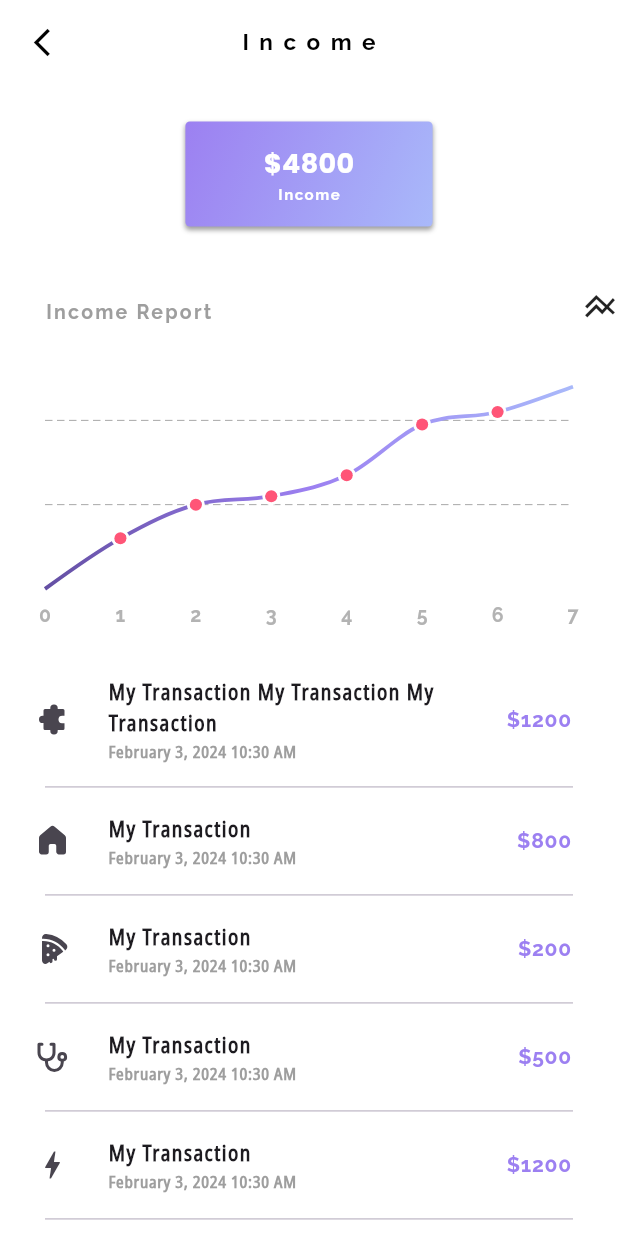
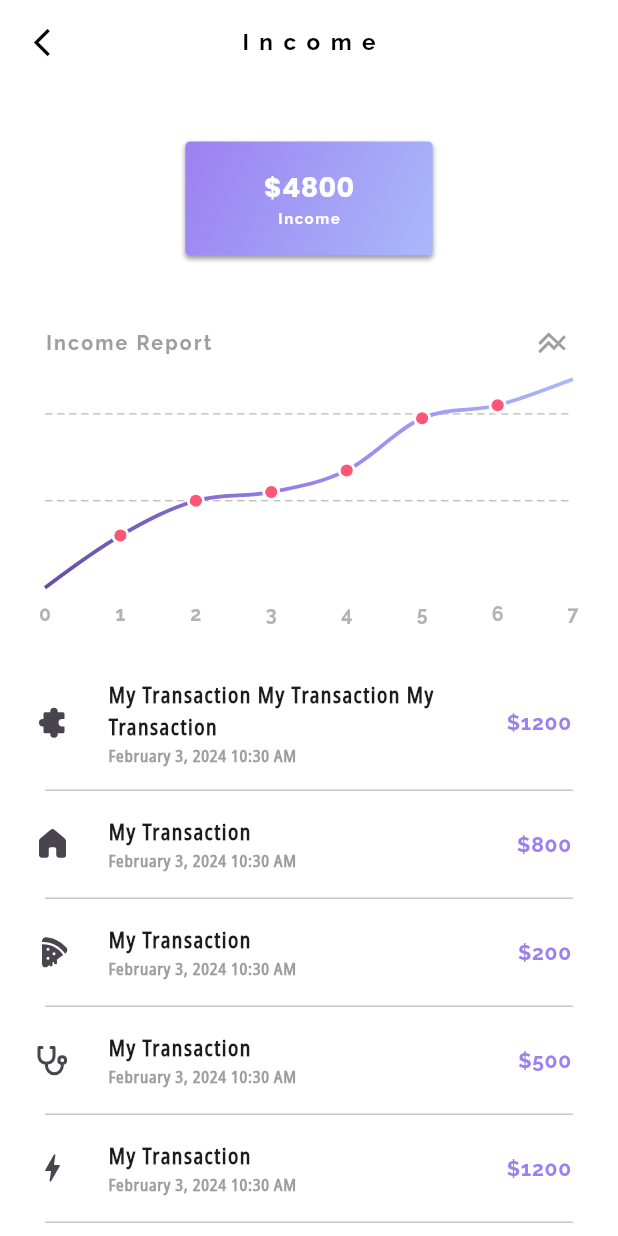
Before and after one commit to itsAliTahir/Expense-Tracker, a Flutter app: the screen it shows after launch, after a tap on an icon or button, on a phone screen of 412 x 824 dp. Run offline on Flutter 3.47's test engine with Material 3 defaults, Android fonts, the phone set to English and light mode, and no system bars; drawn by our look-alikes of animated_flip_counter, delayed_display, fl_chart, flutter_bounceable; our stand-ins replace fluentui_system_icons.

Commit message:
made almost responsive

```diff
--- a/lib/screens/home_screen/home_screen_body.dart
+++ b/lib/screens/home_screen/home_screen_body.dart
@@ -23,19 +23,20 @@ class _MyHomeScreenBodyState extends State<MyHomeScreenBody> {
 
   @override
   Widget build(BuildContext context) {
-    double screenHeight = MediaQuery.of(context).size.height;
     return Scaffold(
       key: _scaffoldKey,
       appBar: PreferredSize(
-          preferredSize: Size.fromHeight(56),
+          preferredSize: const Size.fromHeight(56),
           child: MyAppBar(OpenDrawer, "CASH BOOK")),
       drawer: const Drawer(),
-      body: const Column(children: [
-        MyCurrentBalance(),
-        MyIncomeExpenses(),
-        MySelectType(),
-        MyTransactionsList(),
-      ]),
+      body: const SafeArea(
+        child: Column(children: [
+          Flexible(flex: 6, child: MyCurrentBalance()),
+          Flexible(flex: 3, child: MyIncomeExpenses()),
+          MySelectType(),
+          Flexible(flex: 18, child: MyTransactionsList()),
+        ]),
+      ),
       floatingActionButtonLocation: FloatingActionButtonLocation.miniEndFloat,
       floatingActionButton: const MyFloatingActionButton(),
     );
--- a/lib/screens/home_screen/transactions_list.dart
+++ b/lib/screens/home_screen/transactions_list.dart
@@ -23,10 +23,8 @@ class MyTransactionsList extends StatelessWidget {
                     categoryData.allSelectedCategories.contains(element.iconId))
                 .toList();
 
-        return Expanded(
-          child: ListView.separated(
-            padding:
-                const EdgeInsets.only(top: 0, left: 0, right: 0, bottom: 60),
+        return ListView.separated(
+          padding: const EdgeInsets.only(top: 0, left: 0, right: 0, bottom: 60),
           itemCount: itemsList.length,
           itemBuilder: (BuildContext context, int index) {
             return DelayedDisplay(
@@ -36,8 +34,7 @@ class MyTransactionsList extends StatelessWidget {
                   horizontalTitleGap: 25,
                   leading: Tooltip(
                       message: allCategories[itemsList[index].iconId].name,
-                        child:
-                            Icon(allCategories[itemsList[index].iconId].icon)),
+                      child: Icon(allCategories[itemsList[index].iconId].icon)),
                   title: Column(
                     crossAxisAlignment: CrossAxisAlignment.start,
                     children: [
@@ -80,7 +77,6 @@ class MyTransactionsList extends StatelessWidget {
                   child: const Divider()),
             );
           },
-          ),
         );
       },
     );
--- a/lib/screens/income_expense_detail_screen/ie_graph.dart
+++ b/lib/screens/income_expense_detail_screen/ie_graph.dart
@@ -6,39 +6,90 @@ import 'package:flutter/material.dart';
 import 'package:provider/provider.dart';
 import '../../provider/themes_data.dart';
 import '../../provider/transaction_data_provider.dart';
+import '../../widgets/custom_title.dart';
 
-class MyIncomeExpenseGraph extends StatelessWidget {
+class MyIncomeExpenseGraph extends StatefulWidget {
   var args;
   MyIncomeExpenseGraph(this.args, {super.key});
+
+  @override
+  State<MyIncomeExpenseGraph> createState() => _MyIncomeExpenseGraphState();
+}
+
+class _MyIncomeExpenseGraphState extends State<MyIncomeExpenseGraph> {
   List<num> sumList = [];
+
   num temp = 0;
+
+  bool showAverage = false;
 
   @override
   Widget build(BuildContext context) {
-    double screenHeight = MediaQuery.of(context).size.height;
-    final data = args[1] as String == "Income"
+    sumList = [];
+    temp = 0;
+    double screenHeight = MediaQuery.of(context).size.height - 56;
+    double screenWidth = MediaQuery.of(context).size.width;
+    final data = widget.args[1] as String == "Income"
         ? Provider.of<TransactionDataProvider>(context, listen: false)
             .incomeList
         : Provider.of<TransactionDataProvider>(context, listen: false)
             .expenseList;
 
     for (int i = 0; i < data.length; i++) {
+      if (showAverage == false) {
         if (data[i].amount < 0) {
           temp = temp + (data[i].amount * -1);
         } else {
           temp = temp + data[i].amount;
         }
         sumList.add(temp);
+      } else {
+        sumList.add(data[i].amount * -1);
+      }
     }
 
-    return DelayedDisplay(
+    return Column(
+      children: [
+        Container(
+          margin: EdgeInsets.only(left: 30, right: 20),
+          child: Row(
+            mainAxisAlignment: MainAxisAlignment.spaceBetween,
+            children: [
+              CustomTitle(
+                title: screenWidth < 155
+                    ? " "
+                    : screenWidth < 210
+                        ? widget.args[1] as String
+                        : "${widget.args[1] as String} Report",
+                transition: true,
+              ),
+              IconButton(
+                hoverColor: Colors.transparent,
+                splashColor: Colors.transparent,
+                highlightColor: Colors.transparent,
+                icon: Icon(
+                  Icons.line_axis_sharp,
+                  color: Colors.grey,
+                  size: 22,
+                ),
+                onPressed: () {
+                  setState(() {
+                    showAverage = !showAverage;
+                  });
+                },
+              ),
+            ],
+          ),
+        ),
+        DelayedDisplay(
           slidingBeginOffset: const Offset(0, 0.2),
           child: Container(
-        margin: const EdgeInsets.symmetric(vertical: 20, horizontal: 20),
+            margin: const EdgeInsets.symmetric(vertical: 0, horizontal: 20),
             child: Padding(
-          padding: const EdgeInsets.only(right: 10, top: 20, left: 10),
-          child: SizedBox(
-            height: screenHeight * 0.2,
+              padding: const EdgeInsets.only(right: 10, left: 10),
+              child: LayoutBuilder(
+                builder: (context, constraints) => SizedBox(
+                  height: screenHeight * 0.22,
                   child: Center(
                     child: LineChart(
                       LineChartData(
@@ -50,25 +101,18 @@ class MyIncomeExpenseGraph extends StatelessWidget {
                           )),
                           borderData: FlBorderData(border: const Border()),
                           titlesData: FlTitlesData(
-                      rightTitles: const AxisTitles(drawBelowEverything: false),
-                      leftTitles: const AxisTitles(drawBelowEverything: false),
-                      topTitles: const AxisTitles(drawBelowEverything: false),
+                            rightTitles:
+                                const AxisTitles(drawBelowEverything: false),
+                            leftTitles:
+                                const AxisTitles(drawBelowEverything: false),
+                            topTitles:
+                                const AxisTitles(drawBelowEverything: false),
                             bottomTitles: AxisTitles(
                               sideTitles: SideTitles(
-                          showTitles: true,
+                                showTitles: sumList.length < 15 ? true : false,
                                 interval: 1,
-                          getTitlesWidget: (value, meta) => SideTitleWidget(
-                              axisSide: AxisSide.bottom,
-                              child: Text(
-                                (value.toInt().toString()),
-                                style: const TextStyle(
-                                  fontFamily: font1,
-                                  fontWeight: FontWeight.bold,
-                                  fontSize: 13,
-                                  letterSpacing: 1.5,
-                                  color: Color.fromARGB(255, 179, 179, 179),
-                                ),
-                              )),
+                                getTitlesWidget: (value, meta) =>
+                                    showTitle(value),
                                 reservedSize: 30,
                               ),
                             ),
@@ -89,10 +133,11 @@ class MyIncomeExpenseGraph extends StatelessWidget {
                                 gradient: LinearGradient(
                                   begin: Alignment.topCenter,
                                   end: Alignment.bottomCenter,
-                            colors: args[1] == "Income"
+                                  colors: widget.args[1] == "Income"
                                       ? [
                                           ColorTween(
-                                            begin: incomeDark, end: incomeDark)
+                                                  begin: incomeDark,
+                                                  end: incomeDark)
                                               .lerp(1)!
                                               .withOpacity(0.4),
                                           ColorTween(
@@ -126,16 +171,17 @@ class MyIncomeExpenseGraph extends StatelessWidget {
                                 ),
                               ),
                               gradient: LinearGradient(
-                          colors: args[1] == "Income"
+                                colors: widget.args[1] == "Income"
                                     ? [incomeDark2, incomeDark, incomeLight]
                                     : [expenseDark2, expenseDark, expenseLight],
                               ),
                               dotData: FlDotData(
                                 show: true,
-                          getDotPainter: (spot, percent, barData, index) =>
+                                getDotPainter:
+                                    (spot, percent, barData, index) =>
                                         FlDotCirclePainter(
                                             radius: 4,
-                                  color: args[1] == "Income"
+                                            color: widget.args[1] == "Income"
                                                 ? expenseDark
                                                 : incomeDark,
                                             strokeColor: Colors.white,
@@ -144,15 +190,30 @@ class MyIncomeExpenseGraph extends StatelessWidget {
                                   if (spot.x == 0 && spot.y == 0 ||
                                       spot.x == sumList.length) {
                                     return false;
+                                  } else if (sumList.length < 12) {
+                                    return true;
+                                  } else if (sumList.length < 22) {
+                                    return spot.x % 2 == 0 ? true : false;
+                                  } else if (sumList.length < 32) {
+                                    return spot.x % 3 == 0 ? true : false;
+                                  } else if (sumList.length < 42) {
+                                    return spot.x % 4 == 0 ? true : false;
+                                  } else if (sumList.length < 52) {
+                                    return spot.x % 5 == 0 ? true : false;
+                                  } else if (sumList.length < 62) {
+                                    return spot.x % 6 == 0 ? true : false;
+                                  } else if (sumList.length < 72) {
+                                    return spot.x % 7 == 0 ? true : false;
                                   } else {
-                              return true;
+                                    return spot.x % 12 == 0 ? true : false;
                                   }
                                 },
                               ),
                               spots: [
                                 const FlSpot(0, 0),
                                 for (int i = 1; i <= sumList.length; i++)
-                            FlSpot(i.toDouble(), sumList[i - 1].toDouble()),
+                                  FlSpot(
+                                      i.toDouble(), sumList[i - 1].toDouble()),
                               ],
                               shadow: const Shadow(
                                   offset: Offset(0, 3),
@@ -165,8 +226,27 @@ class MyIncomeExpenseGraph extends StatelessWidget {
                 ),
               ),
             ),
+          ),
+        ),
+      ],
     );
   }
 }
 
+Widget showTitle(double value) {
+  return SideTitleWidget(
+      axisSide: AxisSide.bottom,
+      child: Text(
+        (value.toInt().toString()),
+        style: const TextStyle(
+          fontFamily: font1,
+          fontWeight: FontWeight.bold,
+          fontSize: 13,
+          letterSpacing: 1.5,
+          color: Color.fromARGB(255, 179, 179, 179),
+        ),
+      ));
+}
+
+
 //https://pub.dev/packages/fl_animated_linechart/example
--- a/lib/screens/income_expense_detail_screen/ie_transactions_list.dart
+++ b/lib/screens/income_expense_detail_screen/ie_transactions_list.dart
@@ -36,10 +36,8 @@ class MyIETransactionsList extends StatelessWidget {
                             .contains(element.iconId))
                     .toList();
 
-        return Expanded(
-          child: ListView.separated(
-            padding:
-                const EdgeInsets.only(top: 0, left: 0, right: 0, bottom: 15),
+        return ListView.separated(
+          padding: const EdgeInsets.only(top: 0, left: 0, right: 0, bottom: 15),
           itemCount: itemsList.length,
           itemBuilder: (BuildContext context, int index) {
             return DelayedDisplay(
@@ -49,8 +47,7 @@ class MyIETransactionsList extends StatelessWidget {
                   horizontalTitleGap: 25,
                   leading: Tooltip(
                       message: allCategories[itemsList[index].iconId].name,
-                        child:
-                            Icon(allCategories[itemsList[index].iconId].icon)),
+                      child: Icon(allCategories[itemsList[index].iconId].icon)),
                   title: Column(
                     crossAxisAlignment: CrossAxisAlignment.start,
                     children: [
@@ -93,7 +90,6 @@ class MyIETransactionsList extends StatelessWidget {
                   child: const Divider()),
             );
           },
-          ),
         );
       },
     );
--- a/lib/screens/income_expense_detail_screen/income_expense_detail_screen_body.dart
+++ b/lib/screens/income_expense_detail_screen/income_expense_detail_screen_body.dart
@@ -22,7 +22,7 @@ class _MyIncomeExpenseDetailScreenBodyState
 
   @override
   Widget build(BuildContext context) {
-    double screenHeight = MediaQuery.of(context).size.height;
+    double screenHeight = MediaQuery.of(context).size.height - 56;
     final List args = ModalRoute.of(context)?.settings.arguments as List;
     return Scaffold(
       appBar: PreferredSize(
@@ -31,28 +31,14 @@ class _MyIncomeExpenseDetailScreenBodyState
       body: SafeArea(
         child: Column(
           children: [
-            const SizedBox(
-              height: 25,
-            ),
-            Center(
-              child: args[0] as Widget,
-            ),
             SizedBox(height: screenHeight * 0.05),
-            Row(
-              mainAxisAlignment: MainAxisAlignment.spaceBetween,
-              children: [
-                Container(
-                  margin: EdgeInsets.only(top: screenHeight * 0.008, left: 30),
-                  child: CustomTitle(
-                    title: "${args[1] as String} Report",
-                    transition: true,
-                  ),
-                ),
-                Icon(Icons.line_axis),
-              ],
-            ),
+            Flexible(flex: 1, child: Center(child: args[0] as Widget)),
+            SizedBox(height: screenHeight * 0.045),
             MyIncomeExpenseGraph(args),
-            MyIETransactionsList(screen: args[1] as String),
+            SizedBox(height: screenHeight * 0.03),
+            Flexible(
+                flex: 5,
+                child: MyIETransactionsList(screen: args[1] as String)),
           ],
         ),
       ),
--- a/lib/widgets/gradient_box.dart
+++ b/lib/widgets/gradient_box.dart
@@ -30,7 +30,6 @@ class GradientBox extends StatelessWidget {
           onTap: amount != 0 ? openDetail : null,
           child: Container(
             width: screenWidth * 0.4,
-            height: 70,
             padding: const EdgeInsets.all(3),
             decoration: BoxDecoration(
               borderRadius: BorderRadius.circular(3),
```
Also changed, not shown: lib/screens/income_expense_detail_screen/graph_title.dart (added). Lines whose indentation alone changed are shown as unchanged.
